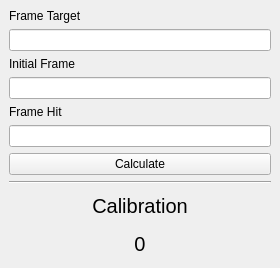
The window that mainwindow.ui (felipemaxplay/pokemon-frame-calculator) describes before a commit, drawn with Qt 5.
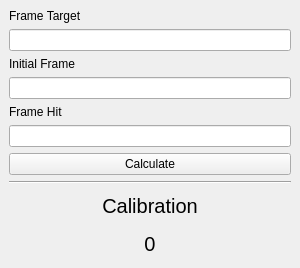
The same window after the commit. Icons and pictures are not drawn.

Commit message: add new size min and size max

Patch:
```diff
--- a/mainwindow.ui
+++ b/mainwindow.ui
@@ -6,10 +6,22 @@
    <rect>
     <x>0</x>
     <y>0</y>
-    <width>280</width>
+    <width>300</width>
     <height>268</height>
    </rect>
   </property>
+  <property name="minimumSize">
+   <size>
+    <width>300</width>
+    <height>268</height>
+   </size>
+  </property>
+  <property name="maximumSize">
+   <size>
+    <width>7680</width>
+    <height>4320</height>
+   </size>
+  </property>
   <property name="windowTitle">
    <string>Pokemon Frame Calculator</string>
   </property>
```
